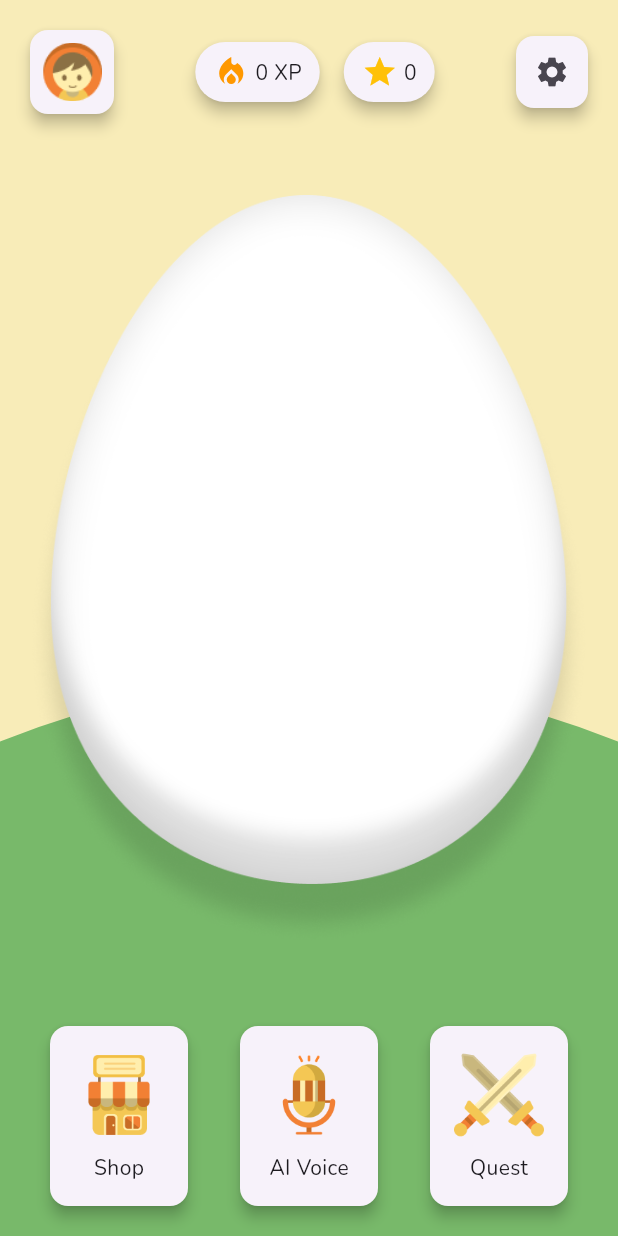
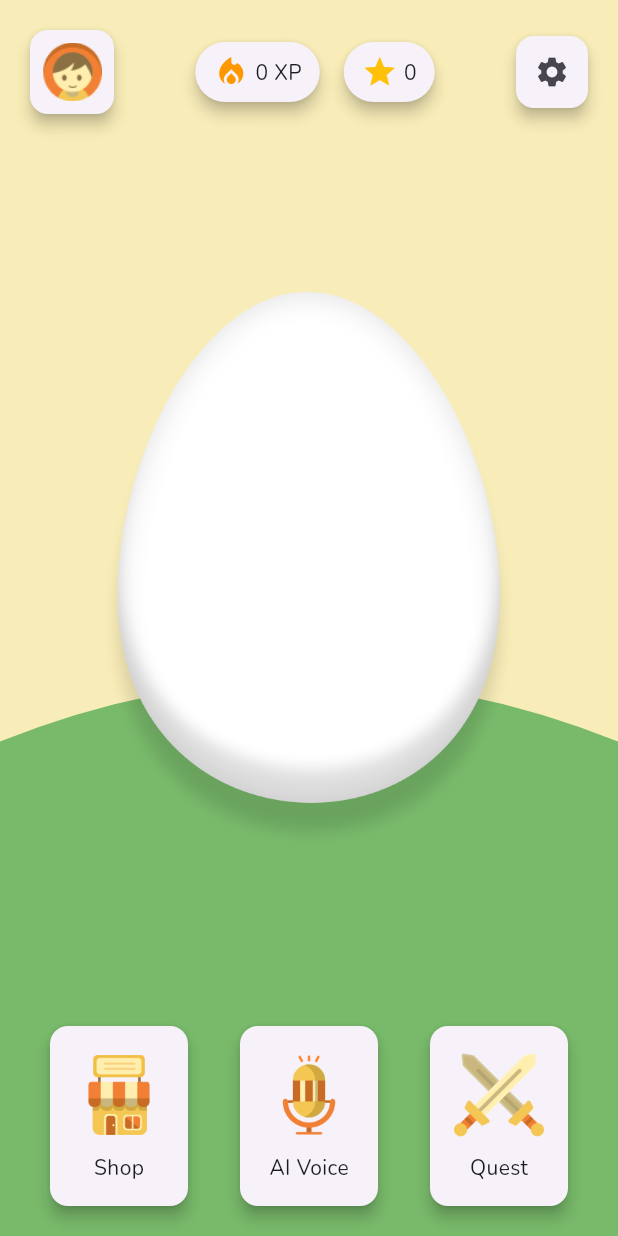
Before and after one commit to Raya46/ronald_duck, a Flutter app: the HomeScreen screen opened directly, on a phone screen of 412 x 824 dp. Run offline on Flutter 3.47's test engine with Material 3 defaults, Android fonts, the phone set to English and light mode, and no system bars; our stand-ins replace audioplayers, flutter_dotenv, google_fonts, isar, permission_handler, sizer and 2 more; missing offline and left inert: flame; accounts and stored records are empty; generated files the repository leaves out were written again.

Commit message:
config responsive

```diff
--- /dev/null
+++ b/lib/config/accessory_config.dart
@@ -0,0 +1,75 @@
+class AccessoryFit {
+  final double widthFactor;
+
+  final double heightFactor;
+
+  final double topOffsetFactor;
+
+  final double horizontalOffsetFactor;
+
+  const AccessoryFit({
+    this.widthFactor = 1.0,
+    this.heightFactor = 1.0,
+    this.topOffsetFactor = 0.0,
+    this.horizontalOffsetFactor = 0.0,
+  });
+}
+
+const Map<String, AccessoryFit> accessoryFits = {
+  'assets/images/formal-shirt.png': AccessoryFit(
+    widthFactor: 0.69,
+    heightFactor: 0.64,
+    topOffsetFactor: 0.40,
+    horizontalOffsetFactor: 0.0,
+  ),
+
+  'assets/images/cool-glasses.png': AccessoryFit(
+    widthFactor: 0.5,
+    heightFactor: 0.5,
+    topOffsetFactor: 0.1,
+    horizontalOffsetFactor: 0.0,
+  ),
+
+  'assets/images/hat.png': AccessoryFit(
+    widthFactor: 0.8,
+    heightFactor: 1.2,
+    topOffsetFactor: -0.45,
+    horizontalOffsetFactor: 0.0,
+  ),
+  'assets/images/hat-2.png': AccessoryFit(
+    widthFactor: 0.7,
+    heightFactor: 1.4,
+    topOffsetFactor: -0.5,
+    horizontalOffsetFactor: 0.0,
+  ),
+  'assets/images/hat-3.png': AccessoryFit(
+    widthFactor: 0.8,
+    heightFactor: 1.3,
+    topOffsetFactor: -0.4,
+    horizontalOffsetFactor: -0.01,
+  ),
+  'assets/images/hat-4.png': AccessoryFit(
+    widthFactor: 0.9,
+    heightFactor: 1.3,
+    topOffsetFactor: -0.48,
+    horizontalOffsetFactor: 0.0,
+  ),
+  'assets/images/hat-5.png': AccessoryFit(
+    widthFactor: 0.7,
+    heightFactor: 1.4,
+    topOffsetFactor: -0.5,
+    horizontalOffsetFactor: 0.0,
+  ),
+  'assets/images/hat-6.png': AccessoryFit(
+    widthFactor: 0.75,
+    heightFactor: 1.1,
+    topOffsetFactor: -0.42,
+    horizontalOffsetFactor: 0.0,
+  ),
+  'assets/images/pirate-hat.png': AccessoryFit(
+    widthFactor: 1,
+    heightFactor: 1.5,
+    topOffsetFactor: -0.55,
+    horizontalOffsetFactor: 0.0,
+  ),
+};
--- a/lib/screens/home_screen.dart
+++ b/lib/screens/home_screen.dart
@@ -1,5 +1,6 @@
 import 'package:flutter/material.dart';
 import 'package:google_fonts/google_fonts.dart';
+import 'package:ronald_duck/config/accessory_config.dart'; // Impor file konfigurasi
 import 'package:ronald_duck/models/game_schema.dart';
 import 'package:ronald_duck/screens/daily_streak/daily_streak_screen.dart';
 import 'package:ronald_duck/screens/quest_screen.dart';
@@ -7,6 +8,7 @@ import 'package:ronald_duck/screens/setting_screen.dart';
 import 'package:ronald_duck/screens/shop_screen.dart';
 import 'package:ronald_duck/screens/voice_screen.dart';
 import 'package:ronald_duck/service/game_service.dart';
+import 'package:sizer/sizer.dart'; // Impor Sizer
 import 'package:supabase_flutter/supabase_flutter.dart';
 
 class HomeScreen extends StatefulWidget {
@@ -47,6 +49,7 @@ class _HomeScreenState extends State<HomeScreen>
     _fetchUserData();
   }
 
+  // --- Metode logika data tidak berubah ---
   Future<void> _fetchUserData() async {
     final userId = supabase.auth.currentUser?.id;
     if (userId == null) {
@@ -141,6 +144,8 @@ class _HomeScreenState extends State<HomeScreen>
       _equippedItems = _userProfile!.equippedItems.value;
 
       if (_equippedItems == null) {
+        _equippedItems = EquippedItems();
+        await isarService.updateEquippedItems(_userProfile!, _equippedItems!);
         await _refreshEquippedItemsFromSupabase(userId);
       } else {
         if (_equippedItems!.hat.value != null) {
@@ -182,11 +187,10 @@ class _HomeScreenState extends State<HomeScreen>
           equippedResponse['shirt_id'] as int?,
         );
 
-        _equippedItems =
-            EquippedItems()
-              ..hat.value = hat
-              ..glasses.value = glasses
-              ..shirt.value = shirt;
+        _equippedItems ??= EquippedItems();
+        _equippedItems!.hat.value = hat;
+        _equippedItems!.glasses.value = glasses;
+        _equippedItems!.shirt.value = shirt;
 
         await isarService.updateEquippedItems(_userProfile!, _equippedItems!);
         print("Refreshed equipped items from Supabase");
@@ -228,16 +232,13 @@ class _HomeScreenState extends State<HomeScreen>
   }
 
   Future<void> _navigateTo(Widget screen) async {
-    final result = await Navigator.push(
+    await Navigator.push(
       context,
       MaterialPageRoute(builder: (context) => screen),
     );
-
-    if (result == true || screen is ShopScreen) {
+    // Refresh data when coming back from any screen that might change it
     print("Refreshing data after navigation");
     await _fetchUserData();
-      setState(() {});
-    }
   }
 
   Future<void> _navigateToShop() async {
@@ -250,7 +251,6 @@ class _HomeScreenState extends State<HomeScreen>
     final userId = supabase.auth.currentUser?.id;
     if (userId != null) {
       await _loadLocalData(userId);
-
       if (mounted) {
         setState(() {});
       }
@@ -263,8 +263,37 @@ class _HomeScreenState extends State<HomeScreen>
     super.dispose();
   }
 
+  /// Helper function untuk membangun item yang dipakai secara dinamis.
+  Widget _buildEquippedItem(ShopItem? item, double characterSize) {
+    if (item == null) {
+      return const SizedBox.shrink();
+    }
+
+    // Ambil konfigurasi dari map, atau gunakan default jika tidak ada.
+    final fit = accessoryFits[item.assetPath] ?? const AccessoryFit();
+
+    // Kalkulasi ukuran dan posisi secara dinamis.
+    final double itemWidth = characterSize * fit.widthFactor;
+    final double itemHeight = characterSize * fit.heightFactor;
+    final double topPosition = characterSize * fit.topOffsetFactor;
+    final double leftPosition =
+        (characterSize / 2) -
+        (itemWidth / 2) +
+        (characterSize * fit.horizontalOffsetFactor);
+
+    return Positioned(
+      top: topPosition,
+      left: leftPosition,
+      width: itemWidth,
+      height: itemHeight,
+      child: Image.asset(item.assetPath, fit: BoxFit.contain),
+    );
+  }
+
   @override
   Widget build(BuildContext context) {
+    final characterSize = 90.w;
+
     return Scaffold(
       body: Stack(
         children: [
@@ -328,62 +357,40 @@ class _HomeScreenState extends State<HomeScreen>
                                 },
                                 child: GestureDetector(
                                   onTap: _onEggTapped,
+                                  child: SizedBox(
+                                    width: characterSize,
+                                    height: characterSize,
                                     child: Stack(
                                       alignment: Alignment.center,
                                       children: [
+                                        // Gambar karakter dasar atau telur
                                         Image.asset(
                                           _isHatched
                                               ? 'assets/images/ronald-child.png'
                                               : 'assets/images/ronald-egg.png',
-                                        width: 500,
-                                        height: 500,
+                                          width: characterSize,
+                                          height: characterSize,
+                                          fit: BoxFit.contain,
                                         ),
 
-                                      if (_isHatched &&
-                                          _equippedItems?.hat.value != null)
-                                        Positioned(
-                                          top: -70,
-                                          child: Image.asset(
-                                            _equippedItems!
-                                                .hat
-                                                .value!
-                                                .assetPath,
-                                            width: 300,
-                                            height: 300,
-                                            fit: BoxFit.contain,
+                                        // Gunakan helper function untuk merender semua aksesori
+                                        if (_isHatched)
+                                          _buildEquippedItem(
+                                            _equippedItems?.hat.value,
+                                            characterSize,
                                           ),
+                                        if (_isHatched)
+                                          _buildEquippedItem(
+                                            _equippedItems?.glasses.value,
+                                            characterSize,
                                           ),
-
-                                      if (_isHatched &&
-                                          _equippedItems?.glasses.value != null)
-                                        Positioned(
-                                          top: 60,
-                                          child: Image.asset(
-                                            _equippedItems!
-                                                .glasses
-                                                .value!
-                                                .assetPath,
-                                            width: 250,
-                                            height: 250,
-                                            fit: BoxFit.contain,
-                                          ),
-                                        ),
-
-                                      if (_isHatched &&
-                                          _equippedItems?.shirt.value != null)
-                                        Positioned(
-                                          top: 245,
-                                          child: Image.asset(
-                                            _equippedItems!
-                                                .shirt
-                                                .value!
-                                                .assetPath,
-                                            width: 300,
-                                            height: 200,
-                                            fit: BoxFit.contain,
-                                          ),
+                                        if (_isHatched)
+                                          _buildEquippedItem(
+                                            _equippedItems?.shirt.value,
+                                            characterSize,
                                           ),
                                       ],
+                                    ),
                                   ),
                                 ),
                               ),
--- a/pubspec.yaml
+++ b/pubspec.yaml
@@ -48,7 +48,7 @@ dependencies:
   get: ^4.7.2
   google_fonts: ^6.2.1
   flutter_launcher_icons: ^0.14.3
-  sizer: ^2.0.15
+  sizer: ^3.0.5
   http: ^1.4.0
   supabase_flutter: ^2.9.1
   speech_to_text: ^7.1.0
```
Also changed, not shown: lib/main.dart (+10 -1 lines), lib/screens/shop_screen.dart (+49 -36 lines), pubspec.lock, 1 other file. Lines whose indentation alone changed are shown as unchanged.
